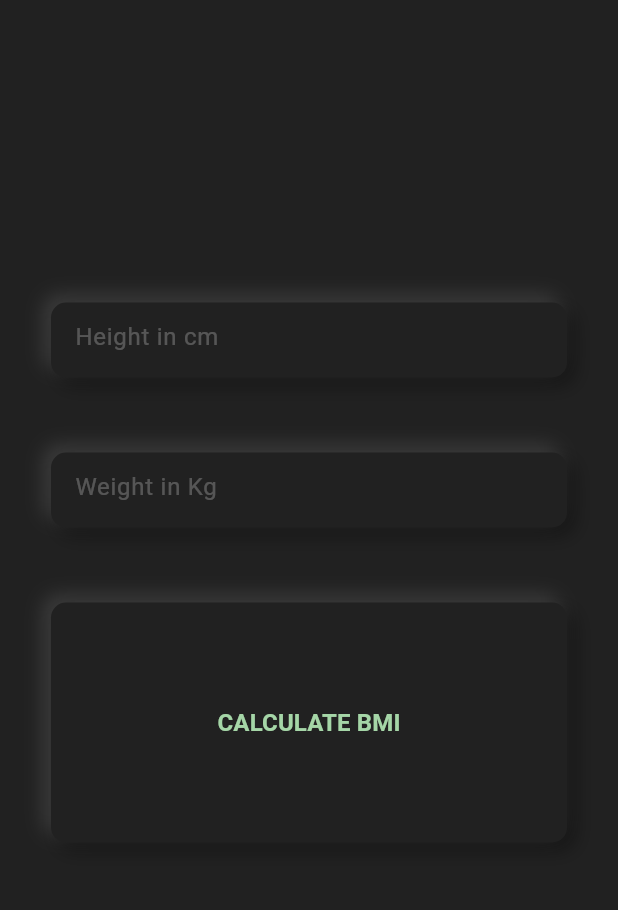
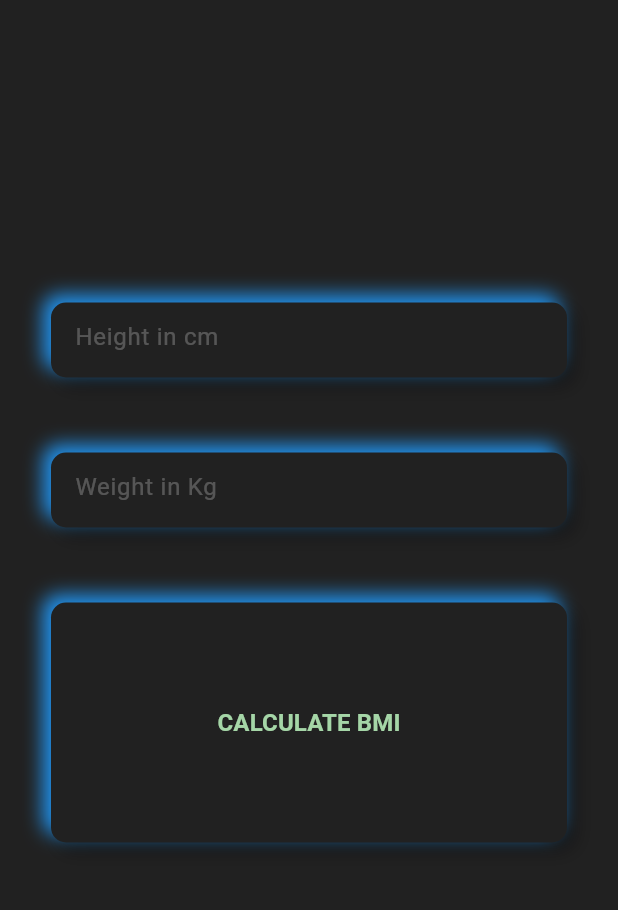
Before and after one commit to gowthamkishore/bmi_calculator, a Flutter app: the screen it shows after launch, on a phone screen of 412 x 824 dp, the part 236-1146 px from its top. Run offline on Flutter 3.47's test engine with Material 3 defaults, Android fonts, the phone set to English and light mode, and no system bars; our stand-ins replace percent_indicator.

Commit message:
yup its me

```diff
--- a/lib/home_page.dart
+++ b/lib/home_page.dart
@@ -18,7 +18,7 @@ class _HomePageState extends State<HomePage> {
       borderRadius: const BorderRadius.all(Radius.circular(10)),
       boxShadow: const [
         BoxShadow(color: Colors.black38, offset: Offset(5, 5), blurRadius: 10),
-        BoxShadow(color: Colors.white12, offset: Offset(-5, -5), blurRadius: 10)
+        BoxShadow(color: Colors.blue, offset: Offset(-5, -5), blurRadius: 10)
       ]);
 
   @override
```
